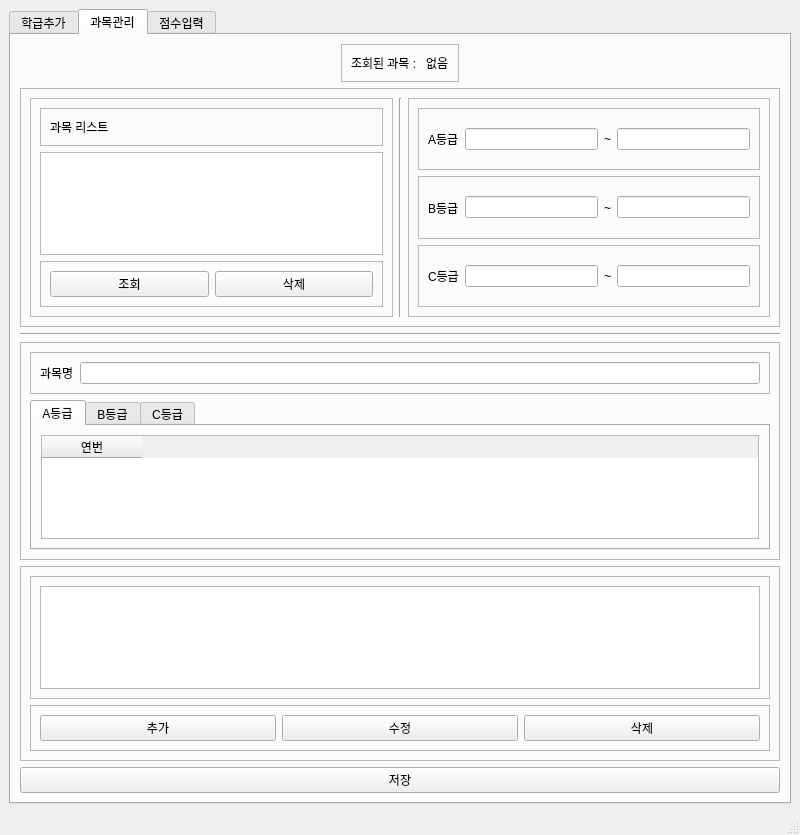
First picture: the form in manager.ui, repository chlwodud77/student-assesment-manager, before the edit.
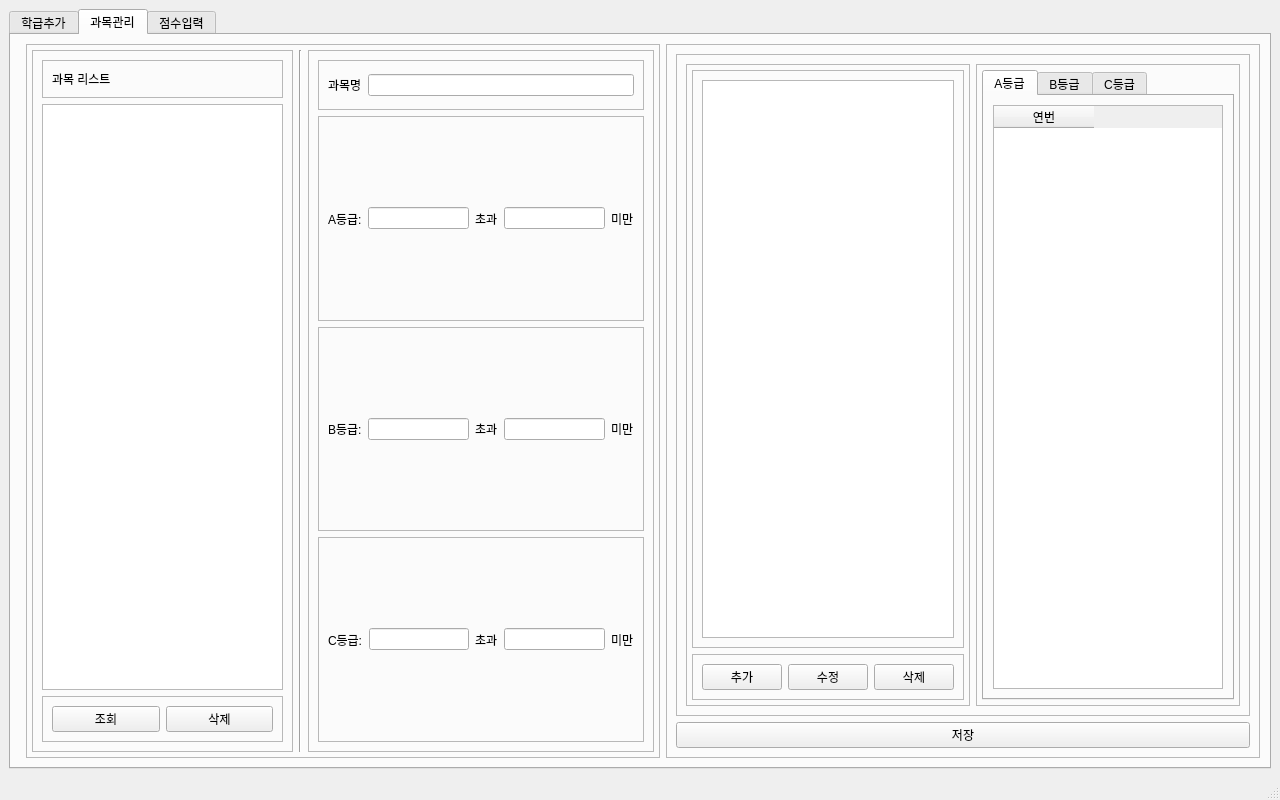
Second picture: the form after the edit. The open tabs and pages were chosen to show the change.

Commit message: change subject manage layout

Diff of the .ui file:
```diff
--- a/manager.ui
+++ b/manager.ui
@@ -6,8 +6,8 @@
    <rect>
     <x>0</x>
     <y>0</y>
-    <width>800</width>
-    <height>835</height>
+    <width>1280</width>
+    <height>800</height>
    </rect>
   </property>
   <property name="windowTitle">
@@ -18,7 +18,7 @@
     <item>
      <widget class="QTabWidget" name="tabWidget">
       <property name="currentIndex">
-       <number>1</number>
+       <number>2</number>
       </property>
       <widget class="QWidget" name="clsAddTab">
        <attribute name="title">
@@ -200,40 +200,15 @@
        <attribute name="title">
         <string>과목관리</string>
        </attribute>
-       <layout class="QGridLayout" name="gridLayout">
-        <item row="0" column="0" alignment="Qt::AlignHCenter">
-         <widget class="QFrame" name="frame_18">
-          <property name="autoFillBackground">
-           <bool>false</bool>
-          </property>
-          <property name="frameShape">
-           <enum>QFrame::StyledPanel</enum>
-          </property>
-          <property name="frameShadow">
-           <enum>QFrame::Raised</enum>
-          </property>
-          <property name="lineWidth">
-           <number>1</number>
-          </property>
-          <layout class="QHBoxLayout" name="horizontalLayout_14">
+       <layout class="QHBoxLayout" name="horizontalLayout_10">
            <item>
-            <widget class="QLabel" name="subSrhLabel">
-             <property name="text">
-              <string>조회된 과목 : </string>
+         <widget class="Line" name="line">
+          <property name="orientation">
+           <enum>Qt::Horizontal</enum>
              </property>
             </widget>
            </item>
            <item>
-            <widget class="QLabel" name="subSrhStaLabel">
-             <property name="text">
-              <string>없음</string>
-             </property>
-            </widget>
-           </item>
-          </layout>
-         </widget>
-        </item>
-        <item row="1" column="0">
          <widget class="QFrame" name="frame_2">
           <property name="frameShape">
            <enum>QFrame::StyledPanel</enum>
@@ -242,6 +217,18 @@
            <enum>QFrame::Raised</enum>
           </property>
           <layout class="QHBoxLayout" name="horizontalLayout_3">
+           <property name="leftMargin">
+            <number>5</number>
+           </property>
+           <property name="topMargin">
+            <number>5</number>
+           </property>
+           <property name="rightMargin">
+            <number>5</number>
+           </property>
+           <property name="bottomMargin">
+            <number>5</number>
+           </property>
            <item>
             <widget class="QFrame" name="frame_4">
              <property name="frameShape">
@@ -318,6 +305,34 @@
               <enum>QFrame::Raised</enum>
              </property>
              <layout class="QVBoxLayout" name="verticalLayout">
+              <item>
+               <widget class="QFrame" name="frame_5">
+                <property name="maximumSize">
+                 <size>
+                  <width>16777215</width>
+                  <height>50</height>
+                 </size>
+                </property>
+                <property name="frameShape">
+                 <enum>QFrame::StyledPanel</enum>
+                </property>
+                <property name="frameShadow">
+                 <enum>QFrame::Raised</enum>
+                </property>
+                <layout class="QHBoxLayout" name="horizontalLayout_13">
+                 <item>
+                  <widget class="QLabel" name="subTitleLabel">
+                   <property name="text">
+                    <string>과목명</string>
+                   </property>
+                  </widget>
+                 </item>
+                 <item>
+                  <widget class="QLineEdit" name="subTitleEdit"/>
+                 </item>
+                </layout>
+               </widget>
+              </item>
               <item>
                <widget class="QFrame" name="grdARngFrm">
                 <property name="frameShape">
@@ -330,7 +345,7 @@
                  <item>
                   <widget class="QLabel" name="grdALabel">
                    <property name="text">
-                    <string>A등급</string>
+                    <string>A등급:</string>
                    </property>
                   </widget>
                  </item>
@@ -340,13 +355,20 @@
                  <item>
                   <widget class="QLabel" name="label_2">
                    <property name="text">
-                    <string>~</string>
+                    <string>초과</string>
                    </property>
                   </widget>
                  </item>
                  <item>
                   <widget class="QLineEdit" name="grdAEdit2"/>
                  </item>
+                 <item>
+                  <widget class="QLabel" name="label_5">
+                   <property name="text">
+                    <string>미만</string>
+                   </property>
+                  </widget>
+                 </item>
                 </layout>
                </widget>
               </item>
@@ -362,7 +384,7 @@
                  <item>
                   <widget class="QLabel" name="grdBLabel">
                    <property name="text">
-                    <string>B등급</string>
+                    <string>B등급:</string>
                    </property>
                   </widget>
                  </item>
@@ -370,15 +392,22 @@
                   <widget class="QLineEdit" name="grdBEdit1"/>
                  </item>
                  <item>
-                  <widget class="QLabel" name="label_3">
+                  <widget class="QLabel" name="label_8">
                    <property name="text">
-                    <string>~</string>
+                    <string>초과</string>
                    </property>
                   </widget>
                  </item>
                  <item>
                   <widget class="QLineEdit" name="grdBEdit2"/>
                  </item>
+                 <item>
+                  <widget class="QLabel" name="label_9">
+                   <property name="text">
+                    <string>미만</string>
+                   </property>
+                  </widget>
+                 </item>
                 </layout>
                </widget>
               </item>
@@ -394,7 +423,7 @@
                  <item>
                   <widget class="QLabel" name="grdCLabel">
                    <property name="text">
-                    <string>C등급</string>
+                    <string>C등급:</string>
                    </property>
                   </widget>
                  </item>
@@ -402,16 +431,20 @@
                   <widget class="QLineEdit" name="grdCEdit1"/>
                  </item>
                  <item>
-                  <widget class="QLabel" name="label_4">
+                  <widget class="QLabel" name="label_10">
                    <property name="text">
-                    <string>~</string>
+                    <string>초과</string>
                    </property>
                   </widget>
                  </item>
                  <item>
                   <widget class="QLineEdit" name="grdCEdit2"/>
                  </item>
-                </layout>
+                 <item>
+                  <widget class="QLabel" name="label_11">
+                   <property name="text">
+                    <string>미만</string>
+                   </property>
                </widget>
               </item>
              </layout>
@@ -420,113 +453,28 @@
           </layout>
          </widget>
         </item>
-        <item row="2" column="0">
-         <widget class="Line" name="line">
-          <property name="orientation">
-           <enum>Qt::Horizontal</enum>
-          </property>
+          </layout>
          </widget>
         </item>
-        <item row="5" column="0">
-         <widget class="QPushButton" name="subSaveBtn">
-          <property name="text">
-           <string>저장</string>
-          </property>
-         </widget>
-        </item>
-        <item row="3" column="0">
-         <widget class="QFrame" name="frame_3">
+        <item>
+         <widget class="QFrame" name="frame_10">
           <property name="frameShape">
            <enum>QFrame::StyledPanel</enum>
           </property>
           <property name="frameShadow">
            <enum>QFrame::Raised</enum>
           </property>
-          <layout class="QVBoxLayout" name="verticalLayout_6">
+          <layout class="QVBoxLayout" name="verticalLayout_15">
            <item>
-            <widget class="QFrame" name="frame_5">
+            <widget class="QFrame" name="frame_8">
              <property name="frameShape">
               <enum>QFrame::StyledPanel</enum>
              </property>
              <property name="frameShadow">
-              <enum>QFrame::Raised</enum>
+              <enum>QFrame::Plain</enum>
              </property>
-             <layout class="QHBoxLayout" name="horizontalLayout_13">
+             <layout class="QHBoxLayout" name="horizontalLayout_9">
               <item>
-               <widget class="QLabel" name="subTitleLabel">
-                <property name="text">
-                 <string>과목명</string>
-                </property>
-               </widget>
-              </item>
-              <item>
-               <widget class="QLineEdit" name="subTitleEdit"/>
-              </item>
-             </layout>
-            </widget>
-           </item>
-           <item>
-            <widget class="QTabWidget" name="grdAseWidget">
-             <property name="focusPolicy">
-              <enum>Qt::NoFocus</enum>
-             </property>
-             <property name="currentIndex">
-              <number>2</number>
-             </property>
-             <widget class="QWidget" name="grdAAseTab">
-              <attribute name="title">
-               <string>A등급</string>
-              </attribute>
-              <layout class="QVBoxLayout" name="verticalLayout_7">
-               <item>
-                <widget class="QTableWidget" name="grdAAseList">
-                 <column>
-                  <property name="text">
-                   <string>연번</string>
-                  </property>
-                 </column>
-                </widget>
-               </item>
-              </layout>
-             </widget>
-             <widget class="QWidget" name="grdBAseTab">
-              <attribute name="title">
-               <string>B등급</string>
-              </attribute>
-              <layout class="QVBoxLayout" name="verticalLayout_8">
-               <item>
-                <widget class="QTableWidget" name="grdBAseList">
-                 <column>
-                  <property name="text">
-                   <string>연번</string>
-                  </property>
-                 </column>
-                </widget>
-               </item>
-              </layout>
-             </widget>
-             <widget class="QWidget" name="grdCAseTab">
-              <attribute name="title">
-               <string>C등급</string>
-              </attribute>
-              <layout class="QVBoxLayout" name="verticalLayout_9">
-               <item>
-                <widget class="QTableWidget" name="grdCAseList">
-                 <column>
-                  <property name="text">
-                   <string>연번</string>
-                  </property>
-                 </column>
-                </widget>
-               </item>
-              </layout>
-             </widget>
-            </widget>
-           </item>
-          </layout>
-         </widget>
-        </item>
-        <item row="4" column="0">
          <widget class="QFrame" name="frame_6">
           <property name="frameShape">
            <enum>QFrame::StyledPanel</enum>
@@ -535,6 +483,18 @@
            <enum>QFrame::Raised</enum>
           </property>
           <layout class="QVBoxLayout" name="verticalLayout_4">
+                 <property name="leftMargin">
+                  <number>5</number>
+                 </property>
+                 <property name="topMargin">
+                  <number>5</number>
+                 </property>
+                 <property name="rightMargin">
+                  <number>5</number>
+                 </property>
+                 <property name="bottomMargin">
+                  <number>5</number>
+                 </property>
            <item>
             <widget class="QFrame" name="frame_7">
              <property name="frameShape">
@@ -590,6 +550,101 @@
           </layout>
          </widget>
         </item>
+              <item>
+               <widget class="QFrame" name="frame_3">
+                <property name="frameShape">
+                 <enum>QFrame::StyledPanel</enum>
+                </property>
+                <property name="frameShadow">
+                 <enum>QFrame::Raised</enum>
+                </property>
+                <layout class="QVBoxLayout" name="verticalLayout_6">
+                 <property name="leftMargin">
+                  <number>5</number>
+                 </property>
+                 <property name="topMargin">
+                  <number>5</number>
+                 </property>
+                 <property name="rightMargin">
+                  <number>5</number>
+                 </property>
+                 <property name="bottomMargin">
+                  <number>5</number>
+                 </property>
+                 <item>
+                  <widget class="QTabWidget" name="grdAseWidget">
+                   <property name="focusPolicy">
+                    <enum>Qt::NoFocus</enum>
+                   </property>
+                   <property name="currentIndex">
+                    <number>0</number>
+                   </property>
+                   <widget class="QWidget" name="grdAAseTab">
+                    <attribute name="title">
+                     <string>A등급</string>
+                    </attribute>
+                    <layout class="QVBoxLayout" name="verticalLayout_7">
+                     <item>
+                      <widget class="QTableWidget" name="grdAAseList">
+                       <column>
+                        <property name="text">
+                         <string>연번</string>
+                        </property>
+                       </column>
+                      </widget>
+                     </item>
+                    </layout>
+                   </widget>
+                   <widget class="QWidget" name="grdBAseTab">
+                    <attribute name="title">
+                     <string>B등급</string>
+                    </attribute>
+                    <layout class="QVBoxLayout" name="verticalLayout_8">
+                     <item>
+                      <widget class="QTableWidget" name="grdBAseList">
+                       <column>
+                        <property name="text">
+                         <string>연번</string>
+                        </property>
+                       </column>
+                      </widget>
+                     </item>
+                    </layout>
+                   </widget>
+                   <widget class="QWidget" name="grdCAseTab">
+                    <attribute name="title">
+                     <string>C등급</string>
+                    </attribute>
+                    <layout class="QVBoxLayout" name="verticalLayout_9">
+                     <item>
+                      <widget class="QTableWidget" name="grdCAseList">
+                       <column>
+                        <property name="text">
+                         <string>연번</string>
+                        </property>
+                       </column>
+                      </widget>
+                     </item>
+                    </layout>
+                   </widget>
+                  </widget>
+                 </item>
+                </layout>
+               </widget>
+              </item>
+             </layout>
+            </widget>
+           </item>
+           <item>
+            <widget class="QPushButton" name="subSaveBtn">
+             <property name="text">
+              <string>저장</string>
+             </property>
+            </widget>
+           </item>
+          </layout>
+         </widget>
+        </item>
        </layout>
       </widget>
       <widget class="QWidget" name="ScrMngTab">
@@ -667,13 +722,19 @@
                <rect>
                 <x>0</x>
                 <y>0</y>
-                <width>736</width>
-                <height>616</height>
+                <width>1182</width>
+                <height>528</height>
                </rect>
               </property>
               <layout class="QVBoxLayout" name="verticalLayout_13">
                <item>
                 <widget class="QTableWidget" name="tableWidget_2">
+                 <property name="sizePolicy">
+                  <sizepolicy hsizetype="Expanding" vsizetype="Expanding">
+                   <horstretch>0</horstretch>
+                   <verstretch>0</verstretch>
+                  </sizepolicy>
+                 </property>
                  <row>
                   <property name="text">
                    <string>1</string>
@@ -759,8 +820,8 @@
     <rect>
      <x>0</x>
      <y>0</y>
-     <width>800</width>
-     <height>21</height>
+     <width>1280</width>
+     <height>22</height>
     </rect>
    </property>
   </widget>
```
Lines whose indentation alone changed are shown as unchanged. The commit also changes 1 other file.
